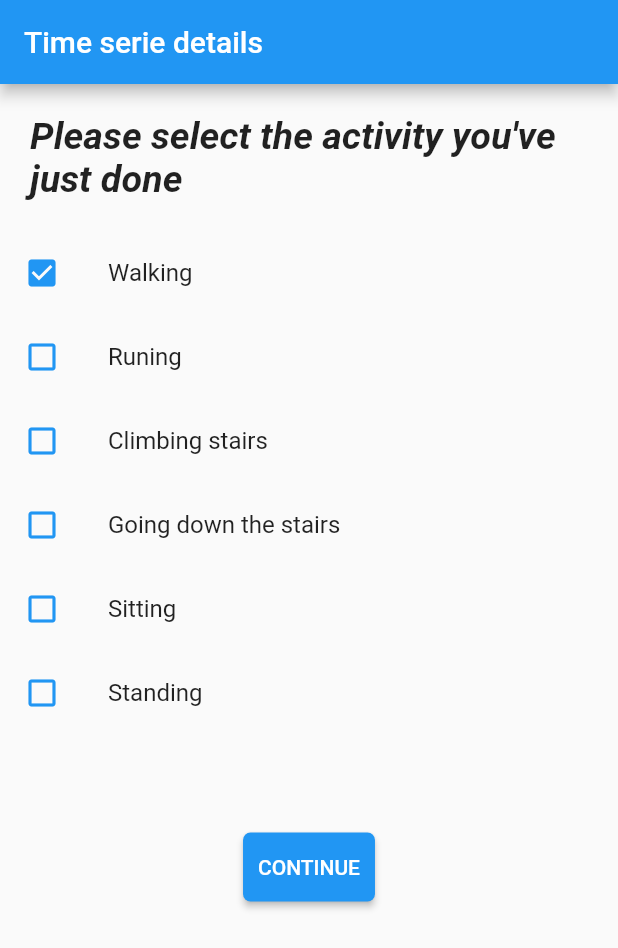
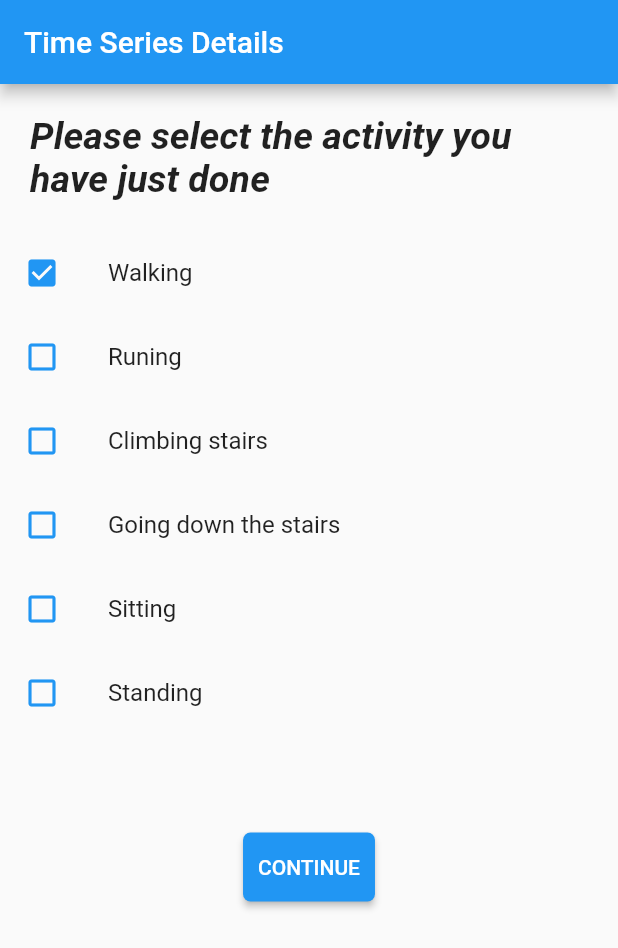
Before and after one commit to HugoLAMOUREUX/RecognitionApp, a Flutter app: the LabelizeScreen screen opened directly with empty values, on a phone screen of 412 x 824 dp. Shown: the top 948 px of the screen. Run offline on Flutter 3.47's test engine with Material 2 defaults, Android fonts, the phone set to English and light mode, and no system bars; our stand-ins replace cloud_firestore, email_validator, firebase_auth, firebase_core, fluttertoast, sensors_plus and 1 more; accounts and stored records are empty.

Commit message:
correction bugs de pull request et modifications

```diff
--- a/lib/models/timeSerieModel.dart
+++ b/lib/models/timeSerieModel.dart
@@ -6,7 +6,7 @@ class TimeSerieModel {
   late DateTime date;
   late int duration;
 
-  late String activity;//pullrequestmodif
+  late String activity;
 
 
   TimeSerieModel.copy(TimeSerieModel ts){
@@ -15,7 +15,10 @@ class TimeSerieModel {
     date=ts.date;
     duration=ts.duration;
 
-    activity=ts.activity; //pullrequestmodif
+    /*
+    activity=ts.activity;
+    faudrait check si ts.activity est null ou pas
+     */
   }
 
 
--- a/lib/screens/LabelizeScreen.dart
+++ b/lib/screens/LabelizeScreen.dart
@@ -42,9 +42,9 @@ class _LabelizeScreenState extends State<LabelizeScreen> {
   Widget build(BuildContext context) {
     return SafeArea(
       child: Scaffold(
-
         appBar: AppBar(
-          title: Text("Time serie details"),
+          automaticallyImplyLeading: false, //pour cacher la flèche arrière
+          title: Text("Time Series Details"),
         ),
         body: SingleChildScrollView(
           child: Center(
@@ -54,7 +54,7 @@ class _LabelizeScreenState extends State<LabelizeScreen> {
               child: Padding(
                 padding: EdgeInsets.all(20),
                 child: Text(
-                  "Please select the activity you've just done",
+                  "Please select the activity you have just done",
                   style: TextStyle(
                     fontWeight: FontWeight.bold,
                     fontStyle: FontStyle.italic,
@@ -102,13 +102,13 @@ class _LabelizeScreenState extends State<LabelizeScreen> {
                 style: const TextStyle(color: Colors.white),
                 ),
 
-              ), //button ?
-            ], //children ?
-          )//column ?
-         ), //center ?
-        ), //SingleChildScrollView ?
-      ), //Scaffold ?
-    ); //SafeArea
+              ),
+            ],
+          )
+         ),
+        ),
+      ),
+    );
   }
 
   /*
--- a/lib/screens/crop_ts_screen.dart
+++ b/lib/screens/crop_ts_screen.dart
@@ -53,6 +53,10 @@ class _CropTsScreenState extends State<CropTsScreen> {
   Widget build(BuildContext context) {
     return SafeArea(
       child: Scaffold(
+        appBar: AppBar(
+            automaticallyImplyLeading: false, //pour cacher la flèche arrière
+            title: Text("Time Series Details")
+        ),
         body:SingleChildScrollView(
           child: Column(
 
--- a/lib/widgets/singleRecordingItem.dart
+++ b/lib/widgets/singleRecordingItem.dart
@@ -75,6 +75,7 @@ class SingleRecordingItem extends StatelessWidget {
               ),
             )
           ],
-        ));
+        )
+    );
   }
 }
```
Also changed, not shown: lib/screens/RecapScreen.dart (+13 -3 lines), lib/widgets/detailedRecording.dart (added, +81 -0 lines).
